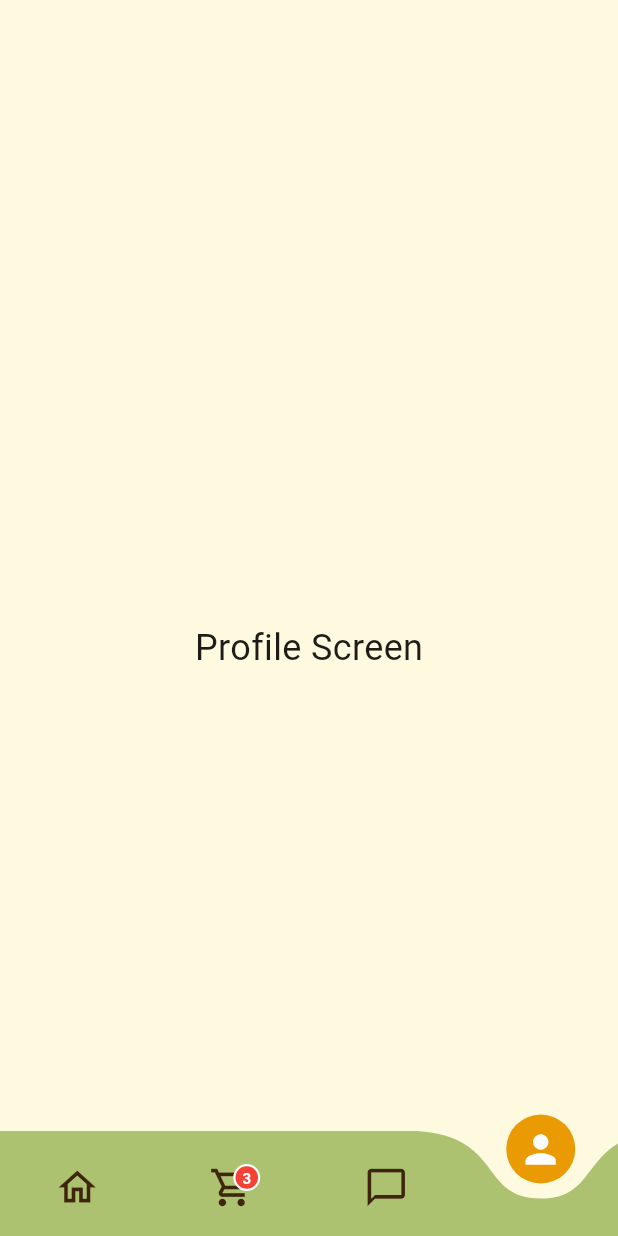
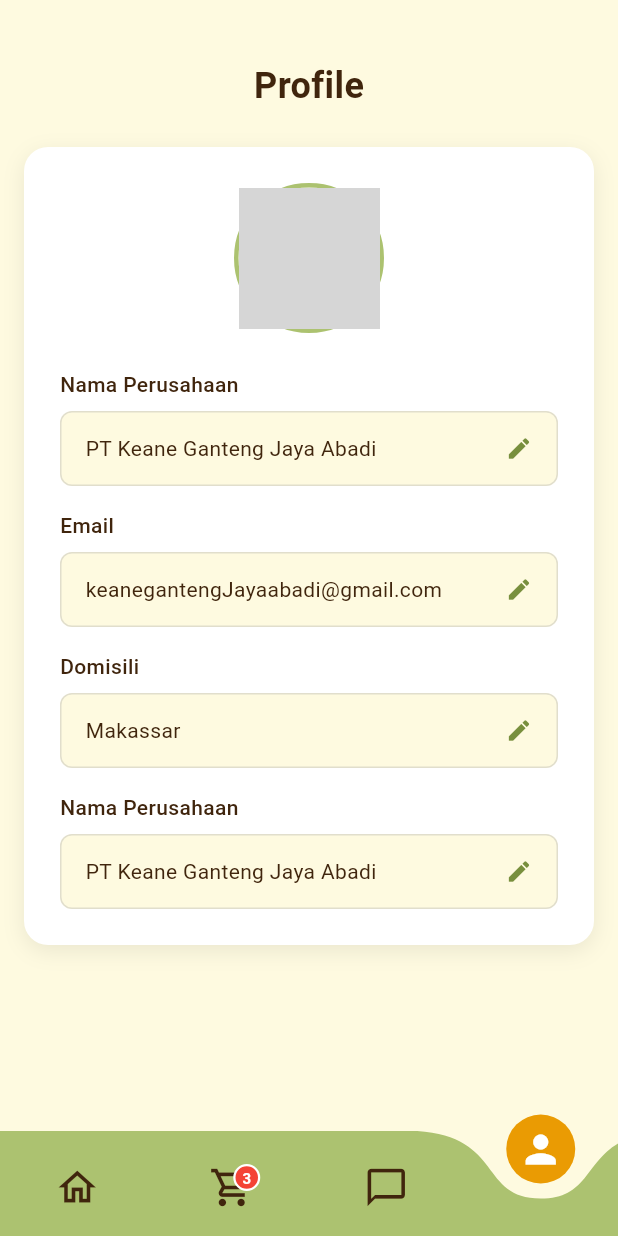
Before and after one commit to KeaneKen/ALP-Vispro-dll, a Flutter app: the screen it shows after launch, item 4 of the bottom bar chosen, on a phone screen of 412 x 824 dp. Run offline on Flutter 3.47's test engine with Material 3 defaults, Android fonts, the phone set to English and light mode, and no system bars; drawn by our look-alikes of curved_navigation_bar; grey boxes are pictures that could not be loaded.

Commit message:
Add simple profile page with editable fields

```diff
--- a/flutter_application_1/lib/main.dart
+++ b/flutter_application_1/lib/main.dart
@@ -2,6 +2,7 @@ import 'package:flutter/material.dart';
 import 'navbar.dart';
 import 'Dashboard.dart';
 import 'cart.dart';
+import 'profile.dart';
 
 // Global cart counter
 final ValueNotifier<int> cartItemCount = ValueNotifier<int>(3);
@@ -41,7 +42,7 @@ class _MainScreenState extends State<MainScreen> {
     const Dashboard(),
     const Cart(),
     const OrdersScreen(),
-    const ProfileScreen(),
+    const Profile(),
   ];
 
   @override
--- /dev/null
+++ b/flutter_application_1/lib/profile.dart
@@ -0,0 +1,286 @@
+import 'package:flutter/material.dart';
+
+class Profile extends StatefulWidget {
+  const Profile({super.key});
+
+  @override
+  State<Profile> createState() => _ProfileState();
+}
+
+class _ProfileState extends State<Profile> {
+  final TextEditingController _namaController = TextEditingController(text: 'PT Keane Ganteng Jaya Abadi');
+  final TextEditingController _emailController = TextEditingController(text: 'keanegantengJayaabadi@gmail.com');
+  final TextEditingController _domisiliController = TextEditingController(text: 'Makassar');
+  final TextEditingController _namaPerusahaanController = TextEditingController(text: 'PT Keane Ganteng Jaya Abadi');
+
+  @override
+  Widget build(BuildContext context) {
+    return Scaffold(
+      backgroundColor: const Color(0xFFFEFAE0),
+      body: SingleChildScrollView(
+        child: Column(
+          children: [
+            const SizedBox(height: 40),
+            // Header
+            const Padding(
+              padding: EdgeInsets.symmetric(horizontal: 16),
+              child: Text(
+                'Profile',
+                style: TextStyle(
+                  fontSize: 24,
+                  fontWeight: FontWeight.bold,
+                  color: Color(0xFF40250D),
+                ),
+              ),
+            ),
+            const SizedBox(height: 24),
+            // Profile Card
+            Padding(
+              padding: const EdgeInsets.symmetric(horizontal: 16),
+              child: Container(
+                width: double.infinity,
+                padding: const EdgeInsets.all(24),
+                decoration: BoxDecoration(
+                  color: Colors.white,
+                  borderRadius: BorderRadius.circular(16),
+                  boxShadow: [
+                    BoxShadow(
+                      color: Colors.black.withOpacity(0.08),
+                      blurRadius: 12,
+                      offset: const Offset(0, 4),
+                    ),
+                  ],
+                ),
+                child: Column(
+                  children: [
+                    // Avatar
+                    Container(
+                      width: 100,
+                      height: 100,
+                      decoration: BoxDecoration(
+                        shape: BoxShape.circle,
+                        border: Border.all(
+                          color: const Color(0xFFACC270),
+                          width: 3,
+                        ),
+                      ),
+                      child: ClipOval(
+                        child: Image.asset(
+                          'assets/images/profile.jpg',
+                          fit: BoxFit.cover,
+                          errorBuilder: (context, error, stackTrace) {
+                            return Container(
+                              color: const Color(0xFF788F3D).withOpacity(0.2),
+                              child: const Icon(
+                                Icons.person,
+                                size: 50,
+                                color: Color(0xFF788F3D),
+                              ),
+                            );
+                          },
+                        ),
+                      ),
+                    ),
+                    const SizedBox(height: 24),
+                    // Form Fields
+                    _buildTextField(
+                      label: 'Nama Perusahaan',
+                      controller: _namaController,
+                    ),
+                    const SizedBox(height: 16),
+                    _buildTextField(
+                      label: 'Email',
+                      controller: _emailController,
+                    ),
+                    const SizedBox(height: 16),
+                    _buildTextField(
+                      label: 'Domisili',
+                      controller: _domisiliController,
+                    ),
+                    const SizedBox(height: 16),
+                    _buildTextField(
+                      label: 'Nama Perusahaan',
+                      controller: _namaPerusahaanController,
+                    ),
+                  ],
+                ),
+              ),
+            ),
+            const SizedBox(height: 100),
+          ],
+        ),
+      ),
+    );
+  }
+
+  Widget _buildTextField({
+    required String label,
+    required TextEditingController controller,
+  }) {
+    return Column(
+      crossAxisAlignment: CrossAxisAlignment.start,
+      children: [
+        Text(
+          label,
+          style: const TextStyle(
+            fontSize: 14,
+            fontWeight: FontWeight.w500,
+            color: Color(0xFF40250D),
+          ),
+        ),
+        const SizedBox(height: 8),
+        Container(
+          width: double.infinity,
+          padding: const EdgeInsets.symmetric(horizontal: 16, vertical: 14),
+          decoration: BoxDecoration(
+            color: const Color(0xFFFEFAE0),
+            borderRadius: BorderRadius.circular(8),
+            border: Border.all(
+              color: Colors.grey.withOpacity(0.3),
+              width: 1,
+            ),
+          ),
+          child: Row(
+            mainAxisAlignment: MainAxisAlignment.spaceBetween,
+            children: [
+              Expanded(
+                child: Text(
+                  controller.text,
+                  style: const TextStyle(
+                    fontSize: 14,
+                    color: Color(0xFF40250D),
+                  ),
+                ),
+              ),
+              GestureDetector(
+                onTap: () {
+                  _showEditDialog(label, controller);
+                },
+                child: const Icon(
+                  Icons.edit,
+                  size: 18,
+                  color: Color(0xFF788F3D),
+                ),
+              ),
+            ],
+          ),
+        ),
+      ],
+    );
+  }
+
+  void _showEditDialog(String label, TextEditingController controller) {
+    final TextEditingController tempController = TextEditingController(text: controller.text);
+
+    showDialog(
+      context: context,
+      builder: (context) => AlertDialog(
+        backgroundColor: const Color(0xFFFEFAE0),
+        shape: RoundedRectangleBorder(
+          borderRadius: BorderRadius.circular(16),
+        ),
+        title: Text(
+          'Edit $label',
+          style: const TextStyle(
+            color: Color(0xFF40250D),
+            fontWeight: FontWeight.bold,
+            fontSize: 18,
+          ),
+        ),
+        content: TextField(
+          controller: tempController,
+          decoration: InputDecoration(
+            filled: true,
+            fillColor: Colors.white,
+            border: OutlineInputBorder(
+              borderRadius: BorderRadius.circular(8),
+              borderSide: BorderSide(
+                color: Colors.grey.withOpacity(0.3),
+              ),
+            ),
+            enabledBorder: OutlineInputBorder(
+              borderRadius: BorderRadius.circular(8),
+              borderSide: BorderSide(
+                color: Colors.grey.withOpacity(0.3),
+              ),
+            ),
+            focusedBorder: OutlineInputBorder(
+              borderRadius: BorderRadius.circular(8),
+              borderSide: const BorderSide(
+                color: Color(0xFF788F3D),
+                width: 2,
+              ),
+            ),
+            hintText: 'Masukkan $label',
+            hintStyle: TextStyle(
+              color: Colors.grey[400],
+              fontSize: 14,
+            ),
+          ),
+          style: const TextStyle(
+            color: Color(0xFF40250D),
+            fontSize: 14,
+          ),
+        ),
+        actions: [
+          TextButton(
+            onPressed: () => Navigator.pop(context),
+            style: TextButton.styleFrom(
+              backgroundColor: Colors.grey[300],
+              padding: const EdgeInsets.symmetric(horizontal: 20, vertical: 10),
+              shape: RoundedRectangleBorder(
+                borderRadius: BorderRadius.circular(8),
+              ),
+            ),
+            child: const Text(
+              'Batal',
+              style: TextStyle(
+                color: Color(0xFF40250D),
+                fontWeight: FontWeight.w600,
+              ),
+            ),
+          ),
+          TextButton(
+            onPressed: () {
+              setState(() {
+                controller.text = tempController.text;
+              });
+              Navigator.pop(context);
+              ScaffoldMessenger.of(context).showSnackBar(
+                const SnackBar(
+                  content: Text('Berhasil mengubah data'),
+                  backgroundColor: Color(0xFF788F3D),
+                  duration: Duration(seconds: 2),
+                  behavior: SnackBarBehavior.floating,
+                ),
+              );
+            },
+            style: TextButton.styleFrom(
+              backgroundColor: const Color(0xFF788F3D),
+              padding: const EdgeInsets.symmetric(horizontal: 20, vertical: 10),
+              shape: RoundedRectangleBorder(
+                borderRadius: BorderRadius.circular(8),
+              ),
+            ),
+            child: const Text(
+              'Simpan',
+              style: TextStyle(
+                color: Colors.white,
+                fontWeight: FontWeight.w600,
+              ),
+            ),
+          ),
+        ],
+      ),
+    );
+  }
+
+  @override
+  void dispose() {
+    _namaController.dispose();
+    _emailController.dispose();
+    _domisiliController.dispose();
+    _namaPerusahaanController.dispose();
+    super.dispose();
+  }
+}
```
